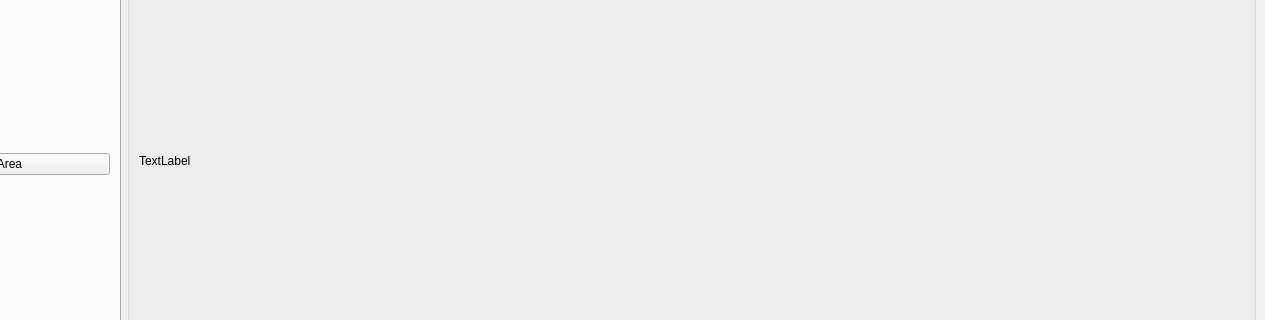
Old version of the form mainwindow.ui in the repository CMLDMR/romCityCreator; both pictures show x 138 to 1403 and y 167 to 487 of the 1403 by 661 pixel window.
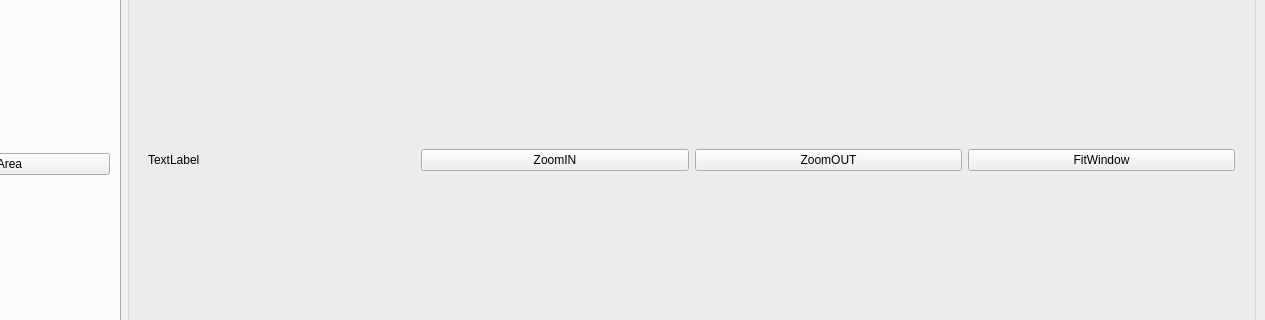
New version of the form.

Commit message: zoom in zoom out added

```diff
--- a/mainwindow.ui
+++ b/mainwindow.ui
@@ -49,21 +49,94 @@
       <property name="title">
        <string>GroupBox</string>
       </property>
-      <layout class="QVBoxLayout" name="verticalLayout_2">
+      <layout class="QVBoxLayout" name="verticalLayout_3">
        <item>
         <layout class="QVBoxLayout" name="verticalLayout"/>
        </item>
        <item>
-        <widget class="QLabel" name="label_graphics_view_Status">
-         <property name="sizePolicy">
-          <sizepolicy hsizetype="Preferred" vsizetype="Fixed">
-           <horstretch>0</horstretch>
-           <verstretch>0</verstretch>
-          </sizepolicy>
+        <widget class="QWidget" name="widget" native="true">
+         <property name="maximumSize">
+          <size>
+           <width>16777215</width>
+           <height>45</height>
+          </size>
          </property>
-         <property name="text">
-          <string>TextLabel</string>
-         </property>
+         <layout class="QVBoxLayout" name="verticalLayout_2">
+          <item>
+           <layout class="QHBoxLayout" name="horizontalLayout_2">
+            <item>
+             <widget class="QLabel" name="label_graphics_view_Status">
+              <property name="sizePolicy">
+               <sizepolicy hsizetype="Preferred" vsizetype="Fixed">
+                <horstretch>0</horstretch>
+                <verstretch>0</verstretch>
+               </sizepolicy>
+              </property>
+              <property name="text">
+               <string>TextLabel</string>
+              </property>
+             </widget>
+            </item>
+            <item>
+             <widget class="QPushButton" name="pushButton_zoomin">
+              <property name="sizePolicy">
+               <sizepolicy hsizetype="Minimum" vsizetype="Fixed">
+                <horstretch>0</horstretch>
+                <verstretch>0</verstretch>
+               </sizepolicy>
+              </property>
+              <property name="maximumSize">
+               <size>
+                <width>16777215</width>
+                <height>16777215</height>
+               </size>
+              </property>
+              <property name="text">
+               <string>ZoomIN</string>
+              </property>
+             </widget>
+            </item>
+            <item>
+             <widget class="QPushButton" name="pushButton_zoomout">
+              <property name="sizePolicy">
+               <sizepolicy hsizetype="Minimum" vsizetype="Fixed">
+                <horstretch>0</horstretch>
+                <verstretch>0</verstretch>
+               </sizepolicy>
+              </property>
+              <property name="maximumSize">
+               <size>
+                <width>16777215</width>
+                <height>16777215</height>
+               </size>
+              </property>
+              <property name="text">
+               <string>ZoomOUT</string>
+              </property>
+             </widget>
+            </item>
+            <item>
+             <widget class="QPushButton" name="pushButton_fitwindow">
+              <property name="sizePolicy">
+               <sizepolicy hsizetype="Minimum" vsizetype="Fixed">
+                <horstretch>0</horstretch>
+                <verstretch>0</verstretch>
+               </sizepolicy>
+              </property>
+              <property name="maximumSize">
+               <size>
+                <width>16777215</width>
+                <height>16777215</height>
+               </size>
+              </property>
+              <property name="text">
+               <string>FitWindow</string>
+              </property>
+             </widget>
+            </item>
+           </layout>
+          </item>
+         </layout>
         </widget>
        </item>
       </layout>
```
The commit also changes 9 other files.
